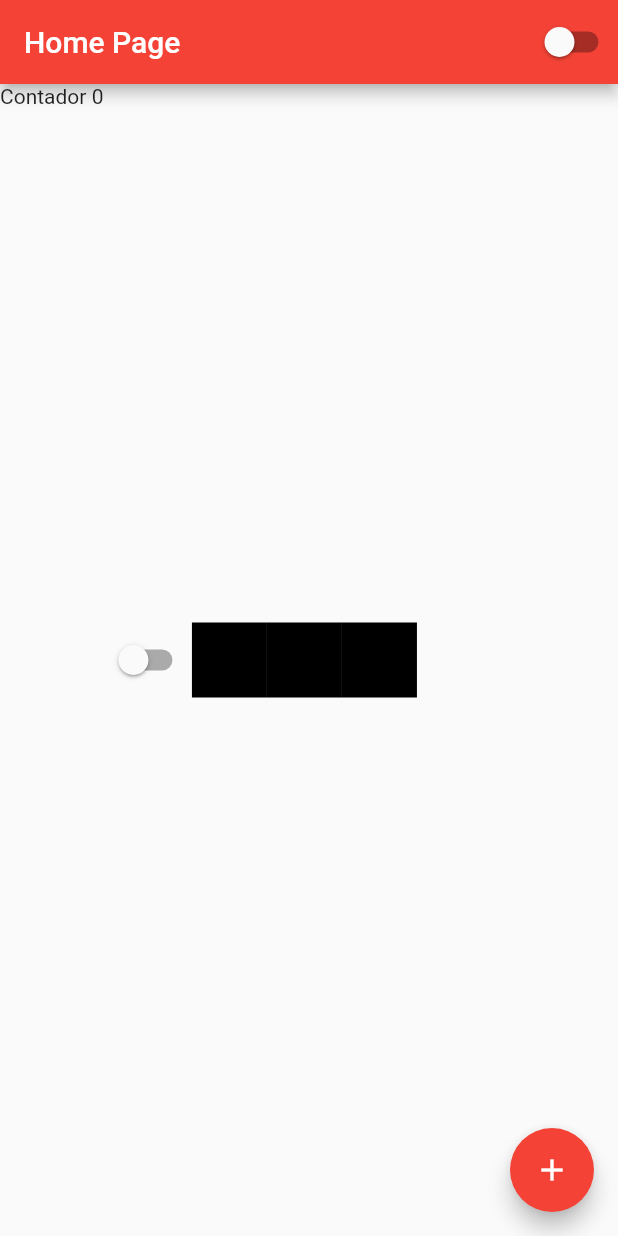
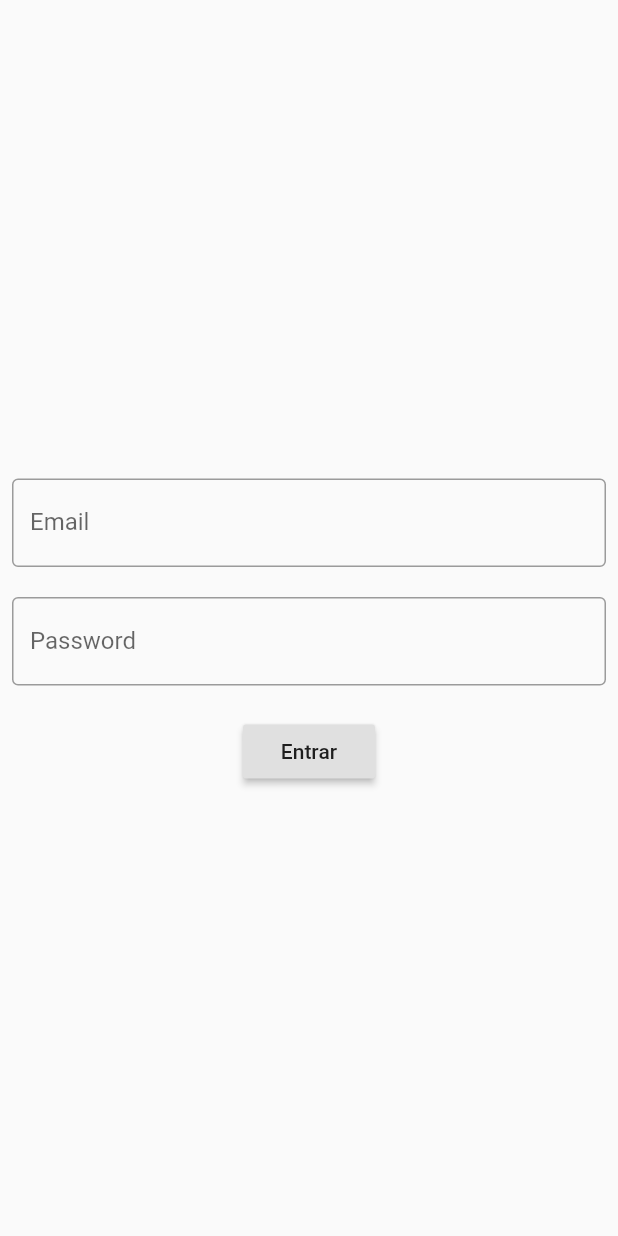
Before and after one commit to jvmr535/studyingFlutter, a Flutter app: the screen it shows after launch, on a phone screen of 412 x 824 dp. Run offline on Flutter 3.47's test engine with Material 2 defaults, Android fonts, the phone set to English and light mode, and no system bars.

Commit message:
feat: :sparkles: Aula 17

```diff
--- a/lib/app_widget.dart
+++ b/lib/app_widget.dart
@@ -3,6 +3,7 @@ import 'package:flutter/material.dart';
 import 'package:flutter_application_2/app_controller.dart';
 
 import 'Home_page.dart';
+import 'login_screen.dart';
 
 class MyApp extends StatelessWidget {
   @override
@@ -16,7 +17,7 @@ class MyApp extends StatelessWidget {
                 brightness: AppController.instance.isDarkTheme
                     ? Brightness.dark
                     : Brightness.light),
-            home: HomePage(),
+            home: LoginPage(),
           );
         });
   }
--- a/lib/home_page.dart
+++ b/lib/home_page.dart
@@ -22,14 +22,16 @@ class HomePageState extends State<HomePage> {
       body: Container(
         width: double.infinity,
         height: double.infinity,
-        child: ListView(
-          scrollDirection: Axis.horizontal,
+        child: Column(
+          mainAxisAlignment: MainAxisAlignment.center,
           children: [
             Text('Contador $counter'),
             CustomSwitch(),
-            Container(height: 10),
+            Container(
+              height: 50,
+            ),
             Row(
-              mainAxisAlignment: MainAxisAlignment.spaceAround,
+              mainAxisAlignment: MainAxisAlignment.spaceEvenly,
               crossAxisAlignment: CrossAxisAlignment.center,
               children: [
                 Container(
--- /dev/null
+++ b/lib/login_screen.dart
@@ -0,0 +1,71 @@
+import 'package:flutter/material.dart';
+
+class LoginPage extends StatefulWidget {
+  @override
+  _LoginPageState createState() => _LoginPageState();
+}
+
+class _LoginPageState extends State<LoginPage> {
+  String email = '';
+  String password = '';
+
+  @override
+  Widget build(BuildContext context) {
+    return Scaffold(
+      body: SingleChildScrollView(
+        child: SizedBox(
+          width: MediaQuery.of(context).size.width,
+          height: MediaQuery.of(context).size.height,
+          child: Padding(
+            padding: const EdgeInsets.all(8.0),
+            child: Column(
+              mainAxisAlignment: MainAxisAlignment.center,
+              children: [
+                Container(
+                  height: 20,
+                ),
+                TextField(
+                  keyboardType: TextInputType.emailAddress,
+                  decoration: InputDecoration(
+                    labelText: 'Email',
+                    border: OutlineInputBorder(),
+                  ),
+                  onChanged: (text) {
+                    email = text;
+                  },
+                ),
+                Container(
+                  height: 20,
+                ),
+                TextField(
+                  obscureText: true,
+                  decoration: InputDecoration(
+                    labelText: 'Password',
+                    border: OutlineInputBorder(),
+                  ),
+                  onChanged: (text) {
+                    password = text;
+                  },
+                ),
+                Container(
+                  height: 20,
+                ),
+                RaisedButton(
+                  onPressed: () {
+                    if (email == 'jvmr535@gmail.com' &&
+                        password == 'joao1234') {
+                      print('correto');
+                    } else {
+                      print('errado');
+                    }
+                  },
+                  child: Text('Entrar'),
+                )
+              ],
+            ),
+          ),
+        ),
+      ),
+    );
+  }
+}
```
